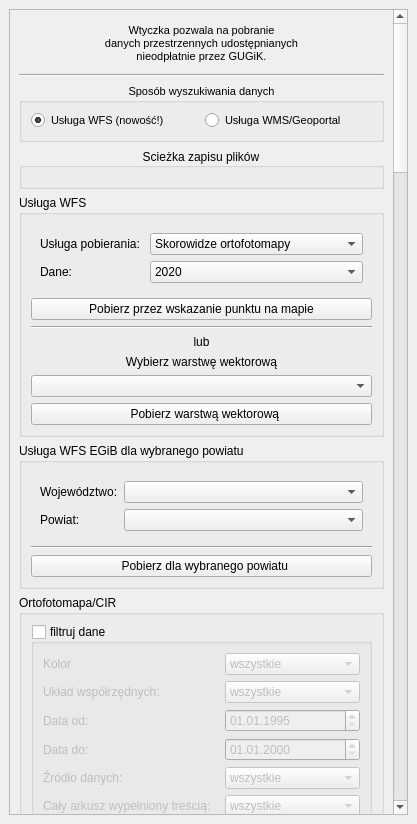
Old version of the form pobieracz_danych_gugik_base.ui in the repository envirosolutionspl/pobieracz_danych_gugik.
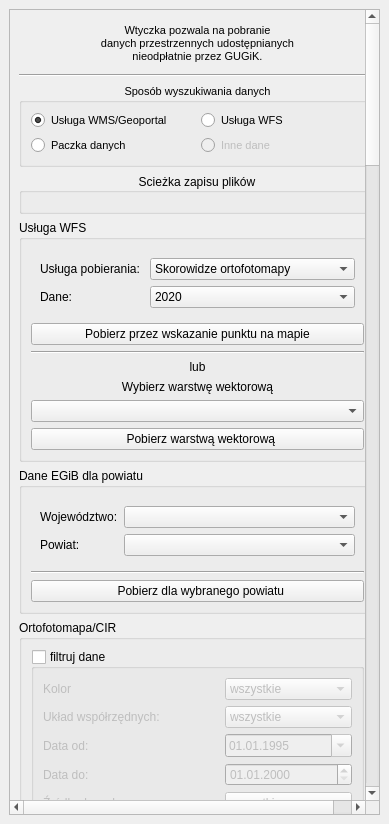
New version of the form. Icons and pictures are not drawn. Custom widgets are drawn as their Qt base class.

```diff
--- a/pobieracz_danych_gugik_base.ui
+++ b/pobieracz_danych_gugik_base.ui
@@ -6,7 +6,7 @@
    <rect>
     <x>0</x>
     <y>0</y>
-    <width>417</width>
+    <width>389</width>
     <height>824</height>
    </rect>
   </property>
@@ -25,7 +25,7 @@
         <rect>
          <x>0</x>
          <y>0</y>
-         <width>403</width>
+         <width>375</width>
          <height>794</height>
         </rect>
        </property>
@@ -128,27 +128,51 @@
           </property>
           <layout class="QHBoxLayout" name="horizontalLayout_6">
            <item>
-            <widget class="QRadioButton" name="wfs_rdbtn">
-             <property name="toolTip">
-              <string>pozwala szybko wyszukiwać najaktualniejsze dane dla zadanego obszaru</string>
-             </property>
-             <property name="text">
-              <string>Usługa WFS (nowość!)</string>
-             </property>
-             <property name="checked">
-              <bool>true</bool>
-             </property>
-            </widget>
-           </item>
-           <item>
-            <widget class="QRadioButton" name="wms_rdbtn">
-             <property name="toolTip">
-              <string>Pozwala na pobieranie danych aktualnych i archiwalnych</string>
-             </property>
-             <property name="text">
-              <string>Usługa WMS/Geoportal</string>
-             </property>
-            </widget>
+            <layout class="QGridLayout" name="gridLayout_8">
+             <item row="0" column="0">
+              <widget class="QRadioButton" name="wms_rdbtn">
+               <property name="toolTip">
+                <string>Pozwala na pobieranie danych aktualnych i archiwalnych</string>
+               </property>
+               <property name="text">
+                <string>Usługa WMS/Geoportal</string>
+               </property>
+               <property name="checked">
+                <bool>true</bool>
+               </property>
+              </widget>
+             </item>
+             <item row="1" column="1">
+              <widget class="QRadioButton" name="inne_rdbtn">
+               <property name="enabled">
+                <bool>false</bool>
+               </property>
+               <property name="text">
+                <string>Inne dane</string>
+               </property>
+              </widget>
+             </item>
+             <item row="1" column="0">
+              <widget class="QRadioButton" name="paczka_rdbtn">
+               <property name="text">
+                <string>Paczka danych</string>
+               </property>
+              </widget>
+             </item>
+             <item row="0" column="1">
+              <widget class="QRadioButton" name="wfs_rdbtn">
+               <property name="toolTip">
+                <string>pozwala szybko wyszukiwać najaktualniejsze dane dla zadanego obszaru</string>
+               </property>
+               <property name="text">
+                <string>Usługa WFS</string>
+               </property>
+               <property name="checked">
+                <bool>false</bool>
+               </property>
+              </widget>
+             </item>
+            </layout>
            </item>
           </layout>
          </widget>
@@ -269,7 +293,7 @@
         <item>
          <widget class="QgsCollapsibleGroupBox" name="wfs_egib_groupBox">
           <property name="title">
-           <string>Usługa WFS EGiB dla wybranego powiatu</string>
+           <string>Dane EGiB dla powiatu</string>
           </property>
           <property name="collapsed">
            <bool>true</bool>
@@ -356,6 +380,9 @@
                   <property name="displayFormat">
                    <string>dd.MM.yyyy</string>
                   </property>
+                  <property name="calendarPopup">
+                   <bool>true</bool>
+                  </property>
                  </widget>
                 </item>
                 <item row="2" column="0">
```
Left out of the diff: 59 changed lines with no effect on the pictures.
